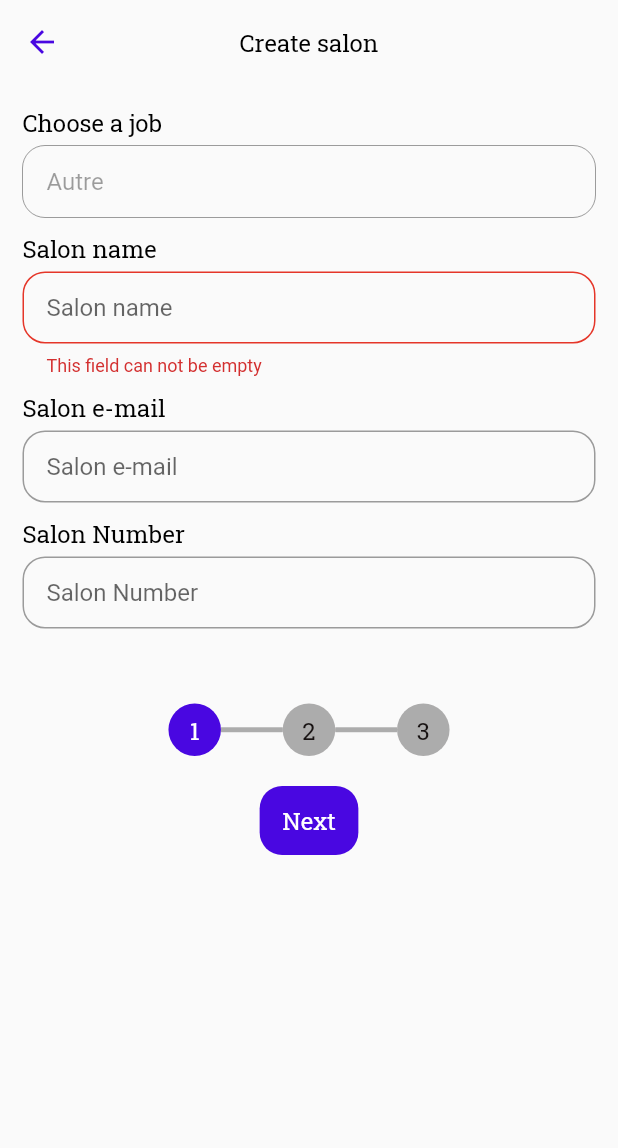
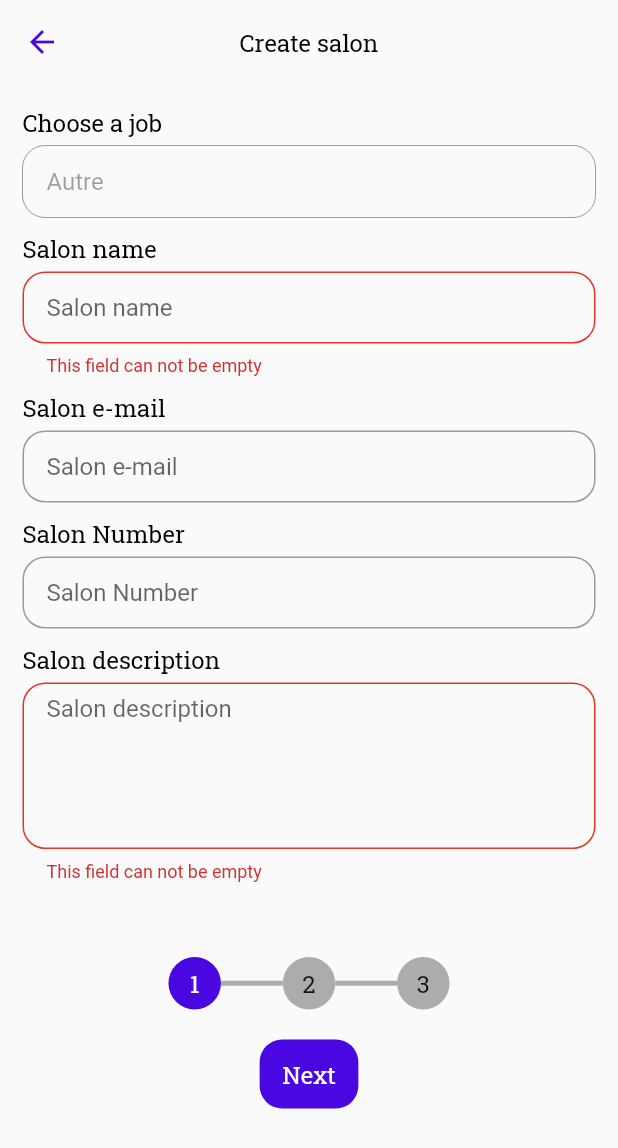
Before and after one commit to JonasDELLOUH/artisans, a Flutter app: the CreateSalonScreen screen opened by its route, after a tap on an icon or button, on a phone screen of 412 x 824 dp. Shown: the top 1148 px of the screen. Run offline on Flutter 3.47's test engine with Material 2 defaults, Android fonts, the phone set to English and light mode, and no system bars; our stand-ins replace cached_network_image, dio, dotted_border, geolocator, get, get_storage and 7 more; missing offline and left inert: drop_down_list, google_static_maps_controller, images_picker; accounts and stored records are empty; Roboto replaces fonts that are missing (Georgia).

Commit message:
add salon desc

```diff
--- a/lib/core/languages/en_us.dart
+++ b/lib/core/languages/en_us.dart
@@ -55,5 +55,6 @@ Map<String, String> enUS = {
   "pwd_m_h_1_l_maj": "Password must contain at least one uppercase letter",
   "pwd_m_h_1_f": "Password must contain at least one number",
   "create": "Create",
-  "salon_created": "Salon created!"
+  "salon_created": "Salon created!",
+  "salon_desc": "Salon description"
 };
--- a/lib/core/languages/fr_fr.dart
+++ b/lib/core/languages/fr_fr.dart
@@ -55,5 +55,6 @@ Map<String, String> frFr = {
   "pwd_m_h_1_l_maj": "Le mot de passe doit contenir au moins une lettre majuscule",
   "pwd_m_h_1_f": "Le mot de passe doit contenir au moins un chiffre",
   "create": "Créer",
-  "salon_created": "Salon créé!"
+  "salon_created": "Salon créé!",
+  "salon_desc": "Description du salon"
 };
--- a/lib/core/models/salon_model.dart
+++ b/lib/core/models/salon_model.dart
@@ -24,8 +24,8 @@ class SalonModel {
         salonId: json["_id"] ?? "",
         address: json["address"] ?? "",
         imageUrl: json["imageUrl"] ?? "",
-        latitude: json["latitude"] ?? 0.0,
-        longitude: json["longitude"] ?? 0.0,
+        latitude: json["lat"] ?? 0.0,
+        longitude: json["long"] ?? 0.0,
         nbrStar: json["nbrStar"] ?? 1,
         salonName: json["name"] ?? "");
   }
--- /dev/null
+++ b/lib/core/utils/app_assets.dart
@@ -0,0 +1,3 @@
+class AppAssets{
+  static const salonImage1 = "assets/images/salon1.jpg";
+}
--- a/lib/data/services/api_services.dart
+++ b/lib/data/services/api_services.dart
@@ -59,6 +59,7 @@ class ApiServices {
     required String address,
     required String email,
     required String phone,
+    required String desc
   }) async {
     print("createSalon");
     dio.FormData formData = dio.FormData.fromMap({
@@ -69,7 +70,8 @@ class ApiServices {
       "imageUrl": await dio.MultipartFile.fromFile(image.path),
       "address": address,
       "email": email,
-      "phone": phone
+      "phone": phone,
+      "desc": desc
     });
     var response = await ApiProvider.client.post("salon", data: formData);
     print("finish");
--- a/lib/presentation/create_salon/create_salon_controller.dart
+++ b/lib/presentation/create_salon/create_salon_controller.dart
@@ -23,6 +23,7 @@ class CreateSalonController extends GetxController {
   TextEditingController salonNameController = TextEditingController();
   TextEditingController emailController = TextEditingController();
   TextEditingController telController = TextEditingController();
+  TextEditingController descController = TextEditingController();
   RxInt stepIndex = 1.obs;
   Rx<List<JobModel>> jobs = Rx<List<JobModel>>([]);
   RxBool jobIsInLoading = true.obs;
@@ -64,7 +65,7 @@ class CreateSalonController extends GetxController {
           address: "",
           email: emailController.value.text,
           phone: telController.value.text,
-      ));
+          desc: descController.value.text));
       creatingSalon.value = false;
       Get.back();
       appSnackBar("success", "salon_created".tr, "");
--- a/lib/presentation/create_salon/create_salon_screen.dart
+++ b/lib/presentation/create_salon/create_salon_screen.dart
@@ -271,6 +271,26 @@ class CreateSalonScreen extends GetView<CreateSalonController> {
             hintText: "salon_phone".tr,
             borderRadius: const BorderRadius.all(Radius.circular(15)),
           ),
+          const SizedBox(
+            height: 10,
+          ),
+          CustomText(text: "salon_desc".tr),
+          const SizedBox(
+            height: 5,
+          ),
+          CustomTextFormField(
+            validator: (validator) {
+              if (validator!.isEmpty) {
+                return 'field_must_not_be_empty'.tr;
+              }
+              return null;
+            },
+            controller: controller.descController,
+            keyboardType: TextInputType.text,
+            hintText: "salon_desc".tr,
+            borderRadius: const BorderRadius.all(Radius.circular(15)),
+            maxLines: 5,
+          ),
         ],
       ),
     );
--- a/lib/presentation/salon/salon_screen.dart
+++ b/lib/presentation/salon/salon_screen.dart
@@ -122,6 +122,7 @@ class SalonScreen extends GetView<SalonController> {
                         "inoubliable.",
                     fontSize: 12,
                     color: greyColor,
+                    maxLines: 10,
                   ),
                   const SizedBox(
                     height: 10,
--- a/lib/widgets/custom_text.dart
+++ b/lib/widgets/custom_text.dart
@@ -43,7 +43,8 @@ class CustomText extends StatelessWidget {
   @override
   Widget build(BuildContext context) {
     return Text(
-      maxLength != null ? truncateText() : text,
+      text,
+      // maxLength != null ? truncateText() : text,
       style: GoogleFonts.robotoSlab(
         textStyle: TextStyle(
           fontSize: fontSize,
@@ -57,7 +58,7 @@ class CustomText extends StatelessWidget {
       textAlign: textAlign,
       textDirection: textDirection,
       softWrap: softWrap ?? true,
-      overflow: overflow ?? TextOverflow.clip,
+      overflow: overflow ?? TextOverflow.ellipsis,
       maxLines: maxLines,
     );
   }
```
Also changed, not shown: lib/core/functions/app_functions.dart (+20 -0 lines), lib/presentation/home/home_controller.dart (+12 -1 lines), lib/presentation/home/home_screen.dart (+11 -3 lines), lib/presentation/home/widgets/job_tile.dart (+6 -3 lines), lib/presentation/search/search_controller.dart (+18 -2 lines), lib/presentation/search/search_screen.dart (+10 -7 lines), lib/widgets/no_salon_find_view.dart (added, +21 -0 lines), lib/widgets/salon_tile.dart (+50 -16 lines), assets/images/salon1.jpg (added). Lines whose indentation alone changed are shown as unchanged.
